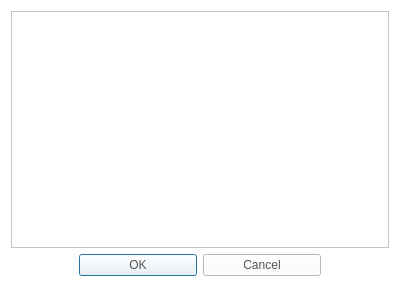
This is CaX/dialog/commondialog.ui in fsest4u/CaX_03 as Qt 5 draws it before an edit. The edited form follows.
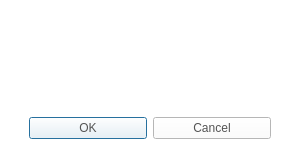
This is the edited form. Icons and pictures are not drawn.

Patch:
```diff
--- a/CaX/dialog/commondialog.ui
+++ b/CaX/dialog/commondialog.ui
@@ -6,10 +6,16 @@
    <rect>
     <x>0</x>
     <y>0</y>
-    <width>400</width>
-    <height>287</height>
+    <width>300</width>
+    <height>150</height>
    </rect>
   </property>
+  <property name="minimumSize">
+   <size>
+    <width>300</width>
+    <height>150</height>
+   </size>
+  </property>
   <property name="windowTitle">
    <string>Dialog</string>
   </property>
@@ -31,14 +37,27 @@
   </property>
   <layout class="QGridLayout" name="gridLayout_2">
    <item row="0" column="0">
-    <widget class="QFrame" name="frame">
-     <property name="frameShape">
-      <enum>QFrame::StyledPanel</enum>
+    <widget class="QScrollArea" name="scrollArea">
+     <property name="styleSheet">
+      <string notr="true">QScrollArea
+{
+  border: 0px solid #ffffff;
+}
+</string>
      </property>
-     <property name="frameShadow">
-      <enum>QFrame::Raised</enum>
+     <property name="widgetResizable">
+      <bool>true</bool>
      </property>
-     <layout class="QGridLayout" name="gridLayout">
+     <widget class="QWidget" name="scrollAreaWidgetContents">
+      <property name="geometry">
+       <rect>
+        <x>0</x>
+        <y>0</y>
+        <width>282</width>
+        <height>100</height>
+       </rect>
+      </property>
+      <layout class="QGridLayout" name="gridLayout_3">
       <item row="0" column="0">
        <widget class="QLabel" name="labelContent">
         <property name="alignment">
@@ -47,6 +66,7 @@
        </widget>
       </item>
      </layout>
+     </widget>
     </widget>
    </item>
    <item row="1" column="0">
```
Lines whose indentation alone changed are shown as unchanged.
